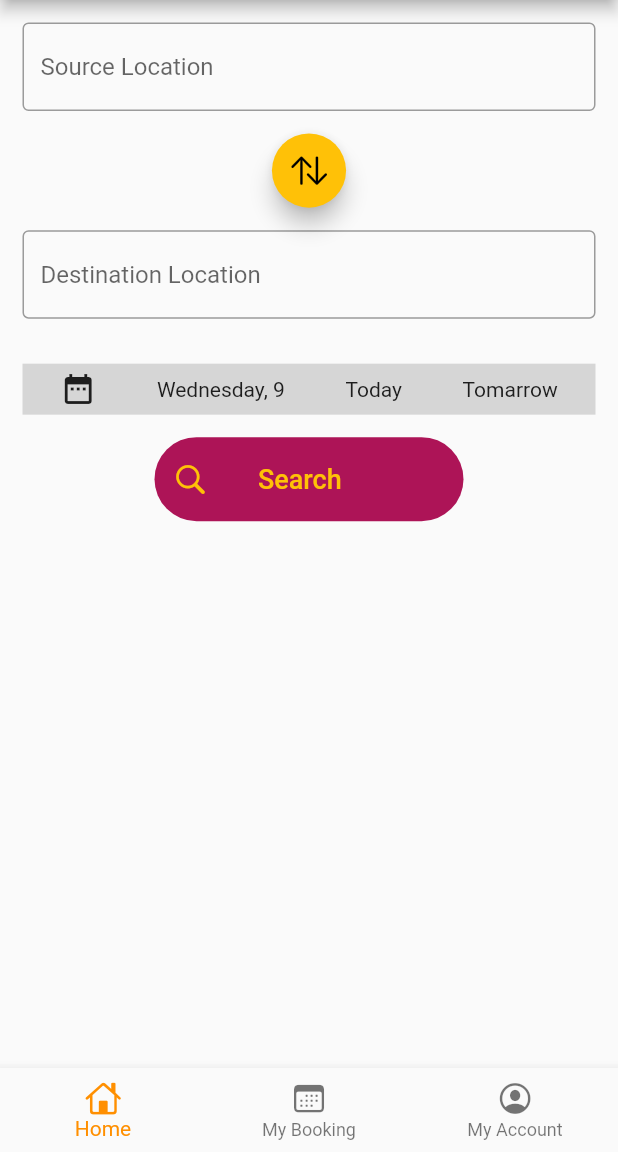
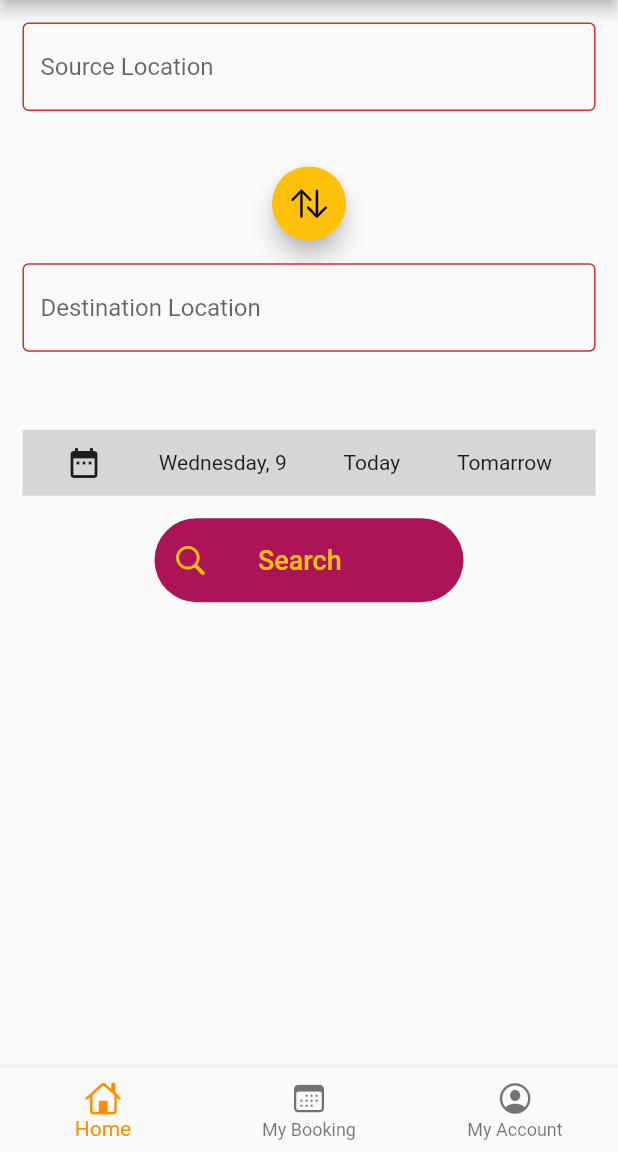
Before and after one commit to ketankp/BusReservation---Flutter, a Flutter app: the HomePage screen opened directly, after a tap on "Search", on a phone screen of 412 x 824 dp, the part 84-1236 px from its top. Run offline on Flutter 3.47's test engine with Material 2 defaults, Android fonts, the phone set to English and light mode, and no system bars; our stand-ins replace connectivity_plus, flutter_typeahead, get, get_storage; accounts and stored records are empty; network calls fail.

Commit message:
My Booking page completed

```diff
--- a/lib/screens/search_page.dart
+++ b/lib/screens/search_page.dart
@@ -27,6 +27,8 @@ class SearchPage extends StatelessWidget {
           title: Text(this.label),
         ),
         body: Container(
+          child: Padding(
+            padding: EdgeInsets.all(15),
             child: TypeAheadField(
               textFieldConfiguration: TextFieldConfiguration(
                 decoration: InputDecoration(
@@ -54,7 +56,8 @@ class SearchPage extends StatelessWidget {
                 }
                 if (homePageController.sourceTEC.text ==
                     homePageController.destinationTEC.text) {
-                Get.snackbar("Error", "Source and Destination cannot be same");
+                  Get.snackbar(
+                      "Error", "Source and Destination cannot be same");
                 } else {
                   Get.back();
                 }
@@ -62,6 +65,7 @@ class SearchPage extends StatelessWidget {
             ),
           ),
         ),
+      ),
     );
   }
 }
--- a/lib/screens/tabs/booking_tab.dart
+++ b/lib/screens/tabs/booking_tab.dart
@@ -1,8 +1,89 @@
+import 'package:bus_reservation/screens/confirmation_page.dart';
 import 'package:flutter/material.dart';
+import 'package:flutter/rendering.dart';
+import 'package:get/get.dart';
+import 'package:intl/intl.dart';
 
 class BookingTab extends StatelessWidget {
   @override
   Widget build(BuildContext context) {
-    return Column();
+    return SafeArea(
+      child: SingleChildScrollView(
+        scrollDirection: Axis.vertical,
+        child: Container(
+          color: Colors.grey[300],
+          child: Column(
+            children: [
+              _card(context),
+              _card(context),
+              _card(context),
+              _card(context),
+            ],
+          ),
+        ),
+      ),
+    );
   }
 }
+
+Widget _card(BuildContext context) {
+  return Container(
+    width: MediaQuery.of(context).size.width,
+    child: Padding(
+      padding: EdgeInsets.all(5),
+      child: GestureDetector(
+        onTap: () {
+          Get.to(() => ConfirmationPage());
+        },
+        child: Card(
+          elevation: 6,
+          color: Colors.amber[200],
+          child: Padding(
+            padding: EdgeInsets.all(5),
+            child: Column(
+              crossAxisAlignment: CrossAxisAlignment.start,
+              children: [
+                _text(
+                  DateFormat("EEEE,MMM d, yyyy").format(DateTime.now()),
+                  12,
+                  Colors.black,
+                ),
+                SizedBox(height: 8),
+                Row(
+                  mainAxisAlignment: MainAxisAlignment.spaceBetween,
+                  children: [
+                    _text("From", 12, Colors.grey[600]),
+                    _text("To", 12, Colors.grey[600]),
+                  ],
+                ),
+                Row(
+                  mainAxisAlignment: MainAxisAlignment.spaceBetween,
+                  children: [
+                    _text("Roha", 18, Colors.black),
+                    _text("Panvel", 18, Colors.black),
+                  ],
+                ),
+                SizedBox(height: 8),
+                _text("Boards", 12, Colors.grey[600]),
+                _text("10:40 PM", 15, Colors.black),
+                SizedBox(height: 8),
+                _text("Bus Type", 12, Colors.grey[600]),
+                _text("Semi Luxury", 15, Colors.black),
+              ],
+            ),
+          ),
+        ),
+      ),
+    ),
+  );
+}
+
+Widget _text(String text, double size, Color? color) {
+  return Text(
+    text,
+    style: TextStyle(
+      fontSize: size,
+      color: color,
+    ),
+  );
+}
--- a/lib/screens/tabs/home_tab.dart
+++ b/lib/screens/tabs/home_tab.dart
@@ -1,4 +1,5 @@
 import 'package:bus_reservation/controller/homepage_controller.dart';
+import 'package:bus_reservation/screens/bus_page.dart';
 import 'package:bus_reservation/screens/search_page.dart';
 import 'package:flutter/cupertino.dart';
 import 'package:flutter/material.dart';
@@ -7,6 +8,13 @@ import 'package:get/get.dart';
 // ignore: must_be_immutable
 class HomeTab extends StatelessWidget {
   GlobalKey<FormState> _formKey = new GlobalKey<FormState>();
+
+  void validateAndSearch() {
+    if (_formKey.currentState!.validate()) {
+      Get.to(() => BookingPage());
+    }
+  }
+
   @override
   Widget build(BuildContext context) {
     return GetBuilder<HomePageController>(
@@ -43,7 +51,9 @@ class HomeTab extends StatelessWidget {
                       child: Padding(
                         padding: EdgeInsets.all(4),
                         child: TextButton(
-                          onPressed: () {},
+                          onPressed: () {
+                            validateAndSearch();
+                          },
                           child: Row(
                             children: [
                               Icon(CupertinoIcons.search),
@@ -82,6 +92,13 @@ Widget _searchForm(String label, TextEditingController controller) {
         homePageController.getLocationData();
         Get.to(() => SearchPage(label: label));
       },
+      validator: (value) {
+        if (value!.isEmpty) {
+          return "";
+        } else {
+          return null;
+        }
+      },
     ),
   );
 }
@@ -93,7 +110,7 @@ Widget _datePicker(BuildContext context) {
     child: Material(
       color: Colors.grey[350],
       child: Padding(
-        padding: EdgeInsets.all(5),
+        padding: EdgeInsets.all(10),
         child: Row(
           mainAxisAlignment: MainAxisAlignment.spaceAround,
           children: [
@@ -109,6 +126,7 @@ Widget _datePicker(BuildContext context) {
               child: Text("Today"),
               onTap: () {
                 homePageController.selectedDate = DateTime.now();
+                Get.to(() => BookingPage());
               },
             ),
             InkWell(
@@ -116,6 +134,7 @@ Widget _datePicker(BuildContext context) {
               onTap: () {
                 homePageController.selectedDate =
                     DateTime.now().add(Duration(days: 1));
+                Get.to(() => BookingPage());
               },
             ),
           ],
```
Also changed, not shown: lib/screens/bus_page.dart (added, +21 -0 lines), lib/screens/confirmation_page.dart (added, +36 -0 lines). Lines whose indentation alone changed are shown as unchanged.
